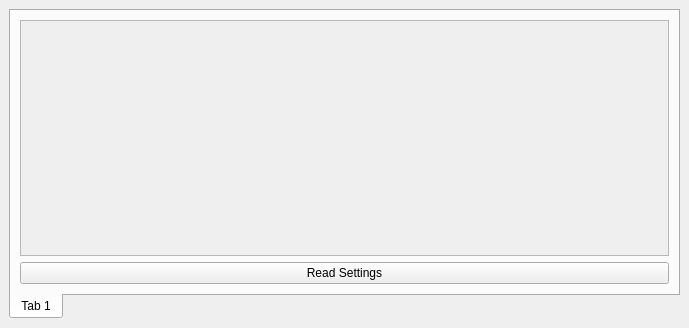
The window that Qt/mainwindow.ui (wh201906/mEDIFIER) describes before a commit, drawn with Qt 5.
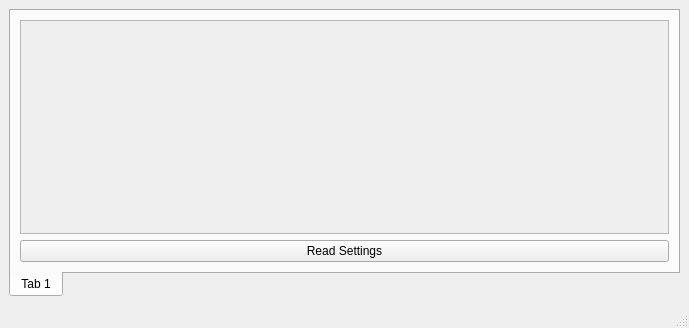
The same window after the commit.

Patch:
```diff
--- a/Qt/mainwindow.ui
+++ b/Qt/mainwindow.ui
@@ -75,6 +75,7 @@
     </item>
    </layout>
   </widget>
+  <widget class="QStatusBar" name="statusBar"/>
  </widget>
  <resources/>
  <connections/>
```
Left out of the diff: 2 changed lines with no effect on the pictures.
